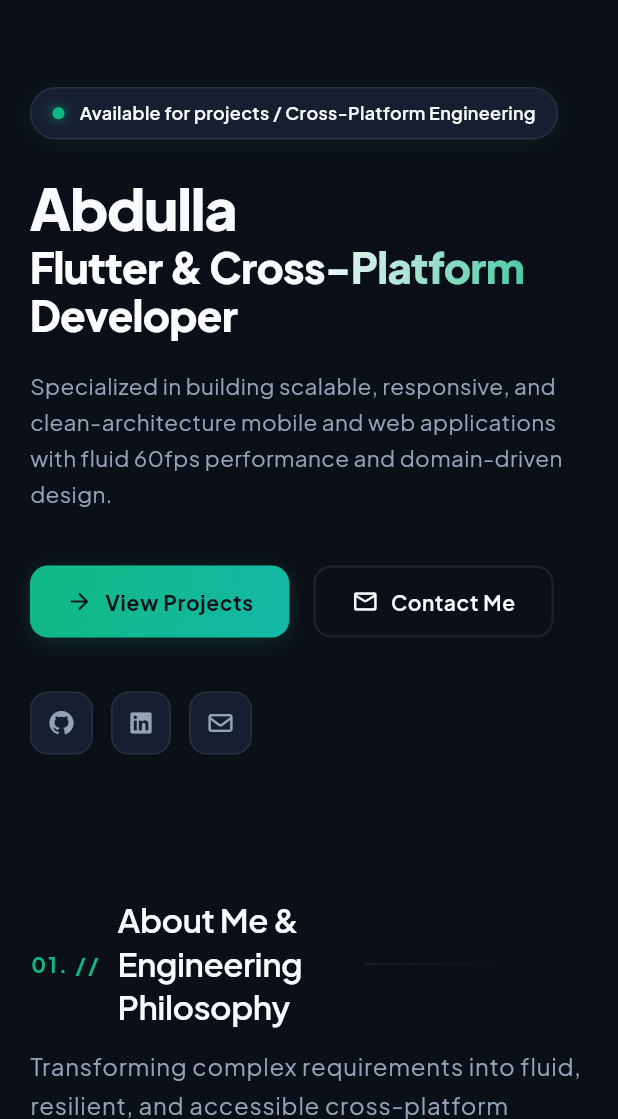
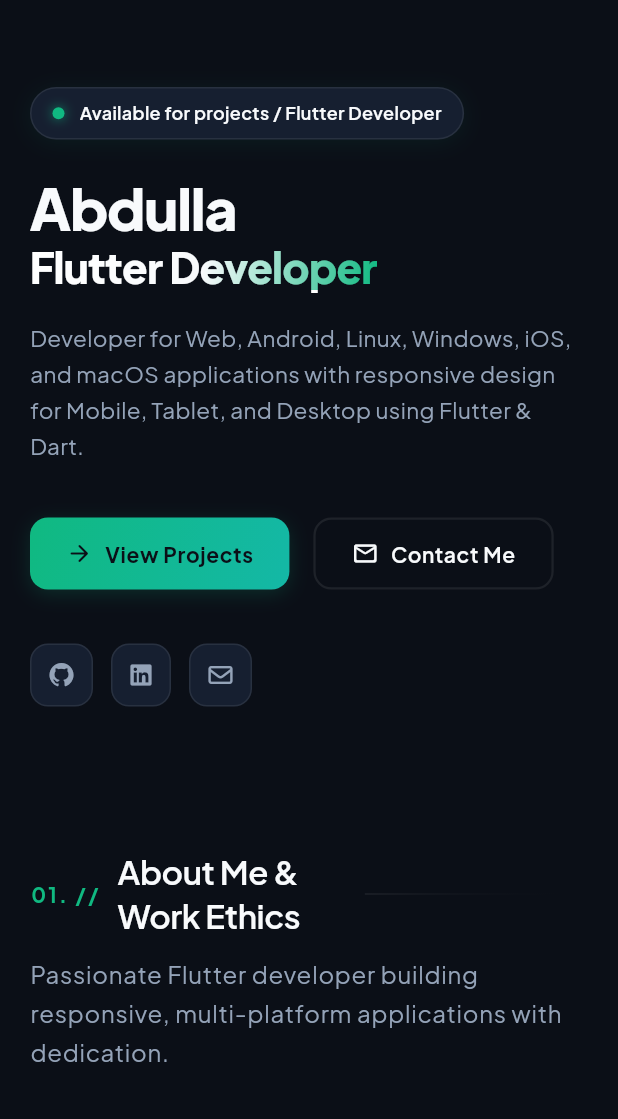
Before and after one commit to abdullac/my_portfolio, a Flutter app: the screen it shows after launch, on a phone screen of 412 x 824 dp, the part 117-1236 px from its top. Run offline on Flutter 3.47's test engine with Material 3 defaults, Android fonts, the phone set to English and light mode, and no system bars; our stand-ins replace font_awesome_flutter, google_fonts.

Commit message:
feat: update portfolio with real profile content, real projects, assets, and responsive layout fix

```diff
--- a/lib/core/constants/app_constants.dart
+++ b/lib/core/constants/app_constants.dart
@@ -2,22 +2,29 @@
 class AppConstants {
   AppConstants._();
 
-  static const String appTitle = 'Portfolio | Senior Flutter Web Architect';
+  static const String appTitle = 'Abdulla | Flutter Developer';
   static const String developerName = 'Abdulla';
-  static const String developerRole = 'Senior Flutter & Full-Stack Web Architect';
+  static const String developerRole = 'Flutter Developer';
+  static const String developerWelcome = 'Yes, Your Own';
   static const String developerTagline =
-      'Engineering mission-critical web & mobile architectures with clean code, 60fps WebAssembly performance, and fluid responsive design.';
+      'Developer for Web, Android, Linux, Windows, iOS, and macOS applications with responsive design for Mobile, Tablet, and Desktop using Flutter & Dart.';
 
-  // External Profiles
-  static const String githubUrl = 'https://github.com';
-  static const String linkedinUrl = 'https://linkedin.com';
-  static const String twitterUrl = 'https://x.com';
-  static const String contactEmail = 'contact@portfolio.dev';
+  // External Profiles & Contact (from abdullac.github.io/#/)
+  static const String githubUrl = 'https://github.com/abdullac';
+  static const String linkedinUrl = 'https://www.linkedin.com/in/abdulla-c-31a89b252';
+  static const String twitterUrl = 'https://github.com/abdullac';
+  static const String contactEmail = 'abdullacforu@gmail.com';
+  static const String location = 'Malappuram, Kerala';
+
+  // Assets
+  static const String photoBig = 'assets/images/MyphotoBig.webp';
+  static const String photoFace = 'assets/images/myPhotoBigFace.webp';
 
   // Navigation Links
   static const String navAbout = 'About';
   static const String navSkills = 'Skills';
   static const String navProjects = 'Projects';
+  static const String navWorkEthics = 'Work Ethics';
   static const String navContact = 'Contact';
 
   static const List<String> navItems = [
--- a/lib/models/project_model.dart
+++ b/lib/models/project_model.dart
@@ -22,55 +22,52 @@
     this.badge,
   });
 
-  /// Curated featured projects demonstrating modern cross-platform engineering.
+  /// Real featured projects created and deployed by Abdulla.
   static const List<ProjectModel> featuredProjects = [
     ProjectModel(
-      id: 'cloud-desk-ide',
-      title: 'CloudDesk Web IDE',
+      id: 'netflipz-netflix-clone',
+      title: 'Netflipz (Netflix Clone)',
       description:
-          'High-throughput web workspace running on Flutter WebAssembly with collaborative multi-user editing, real-time state orchestration, and offline persistence.',
-      technologies: ['Flutter Web', 'Wasm', 'Firebase', 'Clean Architecture'],
-      liveUrl: 'https://flutter.dev',
-      githubUrl: 'https://github.com',
-      imagePath: 'assets/projects/cloud_desk.png',
+          'Responsive Netflix Clone built with Flutter Web and Mobile featuring animated transparent App Bar, 3-tier visibility Bottom Navigation Bar, custom image cards, search views, fast laughs, and coming soon items.',
+      technologies: ['Flutter Web', 'Flutter Mobile', 'BLoC', 'Freezed', 'Dio', 'REST API'],
+      liveUrl: 'https://abdullac.github.io/-NetClpix-NetFlix-Clone-Web-Flutter/',
+      githubUrl: 'https://github.com/abdullac/-NetClpix-NetFlix-Clone-Web-Flutter',
+      imagePath: 'assets/projects/netflipzhome.webp',
       isFeatured: true,
-      badge: 'WebAssembly / Wasm',
+      badge: 'Featured in /#/',
     ),
     ProjectModel(
-      id: 'pulse-stream-fintech',
-      title: 'PulseStream FinTech',
+      id: 'cafe-menu-web-app',
+      title: 'Cafe Menu & Ordering App',
       description:
-          'Real-time financial analytics dashboard displaying 60fps streaming tickers, interactive charting, and responsive glassmorphic interfaces.',
-      technologies: ['Flutter', 'Riverpod', 'REST APIs', 'WebSockets'],
-      liveUrl: 'https://flutter.dev',
-      githubUrl: 'https://github.com',
-      imagePath: 'assets/projects/pulse_stream.png',
+          'Interactive restaurant and cafe menu application built with Flutter Web and Mobile, allowing customers to browse digital menus, categories, and item details with responsive UI.',
+      technologies: ['Flutter Web', 'Dart', 'Responsive UI', 'State Management'],
+      liveUrl: 'https://abdullac.github.io/cafe-menu-flutter-web-app/',
+      githubUrl: 'https://github.com/abdullac/cafe-menu-flutter-web-app',
       isFeatured: true,
-      badge: 'Production Grade',
+      badge: 'Live Web App',
     ),
     ProjectModel(
-      id: 'omni-store-ecommerce',
-      title: 'OmniStore Retail App',
+      id: 'devtube-youtube-app',
+      title: 'DevTube (YouTube Web App)',
       description:
-          'Enterprise retail experience with offline-first database synchronization, fluid page transitions, and cross-platform native iOS & Android parity.',
-      technologies: ['Flutter', 'BLoC', 'Firebase', 'SQLite'],
-      liveUrl: 'https://flutter.dev',
-      githubUrl: 'https://github.com',
-      imagePath: 'assets/projects/omni_store.png',
+          'Video streaming web application inspired by YouTube built with Flutter Web, featuring responsive layout, video card grids, and channel navigation.',
+      technologies: ['Flutter Web', 'Dart', 'Video Integration', 'Responsive UI'],
+      liveUrl: 'https://abdullac.github.io/devtube-flutter-web-app/',
+      githubUrl: 'https://github.com/abdullac/devtube-flutter-web-app',
       isFeatured: true,
-      badge: 'Mobile Parity',
+      badge: 'Live Web App',
     ),
     ProjectModel(
-      id: 'dev-pulse-monitor',
-      title: 'DevPulse CI/CD Monitor',
+      id: 'customer-feedback-system',
+      title: 'Customer Feedback System',
       description:
-          'Minimalist desktop and web dashboard monitoring GitHub Actions, container health, and Linux server performance metrics in real time.',
-      technologies: ['Flutter', 'Riverpod', 'Git/GitHub', 'Linux OS'],
-      liveUrl: 'https://flutter.dev',
-      githubUrl: 'https://github.com',
-      imagePath: 'assets/projects/dev_pulse.png',
+          'Cross-platform feedback collection application developed with Flutter for capturing customer ratings, reviews, and satisfaction metrics seamlessly.',
+      technologies: ['Flutter Web', 'Dart', 'Google Sheets API', 'Form Validation'],
+      liveUrl: 'https://abdullac.github.io/costomer-feedback-system/',
+      githubUrl: 'https://github.com/abdullac/costomer-feedback-system',
       isFeatured: true,
-      badge: 'Linux Workflow',
+      badge: 'Live Web App',
     ),
   ];
 }
--- a/lib/sections/about_section.dart
+++ b/lib/sections/about_section.dart
@@ -19,17 +19,17 @@
     return SectionContainer(
       sectionKey: sectionKey,
       sectionNumber: '01. //',
-      title: 'About Me & Engineering Philosophy',
+      title: 'About Me & Work Ethics',
       subtitle:
-          'Transforming complex requirements into fluid, resilient, and accessible cross-platform software.',
+          'Passionate Flutter developer building responsive, multi-platform applications with dedication.',
       child: Column(
         crossAxisAlignment: CrossAxisAlignment.start,
         children: [
-          // 1. Introduction Card (Background, Linux workflows & UI engineering)
-          _buildIntroductionCard(context, isMobile: isMobile),
+          // 1. Introduction Card with Real Photo & Authentic Story
+          _buildIntroductionCard(context, isMobile: isMobile, isDesktop: isDesktop),
           const SizedBox(height: 36),
 
-          // 2. Section Sub-heading for Core Principles
+          // 2. Section Sub-heading for Work Ethics
           Row(
             children: [
               Container(
@@ -43,7 +43,7 @@
               const SizedBox(width: 10),
               Flexible(
                 child: Text(
-                  'Core Engineering Principles',
+                  'My Work Ethics',
                   style: AppTypography.h4.copyWith(
                     fontWeight: FontWeight.w700,
                     fontSize: isMobile ? 18 : 20,
@@ -54,15 +54,19 @@
           ),
           const SizedBox(height: 20),
 
-          // 3. Responsive Value Cards Grid
-          _buildPrinciplesGrid(context, isDesktop: isDesktop, isMobile: isMobile),
+          // 3. Responsive Work Ethics Cards Grid
+          _buildWorkEthicsGrid(context, isDesktop: isDesktop, isMobile: isMobile),
         ],
       ),
     );
   }
 
-  /// Introduction card detailing cross-platform development, Linux, and UI engineering
-  Widget _buildIntroductionCard(BuildContext context, {required bool isMobile}) {
+  /// Introduction card with Abdulla's real photo and authentic bio
+  Widget _buildIntroductionCard(
+    BuildContext context, {
+    required bool isMobile,
+    required bool isDesktop,
+  }) {
     return Container(
       width: double.infinity,
       padding: EdgeInsets.all(isMobile ? 22 : 32),
@@ -78,32 +82,83 @@
           ),
         ],
       ),
-      child: Column(
+      child: isDesktop
+          ? Row(
+              crossAxisAlignment: CrossAxisAlignment.start,
+              children: [
+                _buildProfilePhoto(),
+                const SizedBox(width: 32),
+                Expanded(child: _buildIntroDetails(isMobile: false)),
+              ],
+            )
+          : Column(
+              crossAxisAlignment: CrossAxisAlignment.start,
+              children: [
+                Center(child: _buildProfilePhoto(isMobile: true)),
+                const SizedBox(height: 24),
+                _buildIntroDetails(isMobile: isMobile),
+              ],
+            ),
+    );
+  }
+
+  Widget _buildProfilePhoto({bool isMobile = false}) {
+    return Container(
+      width: isMobile ? 140 : 180,
+      height: isMobile ? 180 : 230,
+      decoration: BoxDecoration(
+        borderRadius: BorderRadius.circular(18),
+        border: Border.all(color: AppColors.cardBorder, width: 1.5),
+        boxShadow: [
+          BoxShadow(
+            color: AppColors.primary.withAlpha(30),
+            blurRadius: 20,
+            offset: const Offset(0, 8),
+          ),
+        ],
+      ),
+      child: ClipRRect(
+        borderRadius: BorderRadius.circular(16),
+        child: Image.asset(
+          'assets/images/MyphotoBig.webp',
+          fit: BoxFit.cover,
+          errorBuilder: (context, error, stackTrace) => Container(
+            color: AppColors.surfaceElevated,
+            child: const Center(
+              child: Icon(Icons.person_rounded, size: 48, color: AppColors.primary),
+            ),
+          ),
+        ),
+      ),
+    );
+  }
+
+  Widget _buildIntroDetails({required bool isMobile}) {
+    return Column(
       crossAxisAlignment: CrossAxisAlignment.start,
       children: [
         Row(
-            crossAxisAlignment: CrossAxisAlignment.center,
           children: [
             Container(
-                padding: const EdgeInsets.all(10),
+              padding: const EdgeInsets.all(8),
               decoration: BoxDecoration(
                 color: AppColors.surfaceElevated,
-                  borderRadius: BorderRadius.circular(12),
+                borderRadius: BorderRadius.circular(10),
                 border: Border.all(color: AppColors.cardBorder),
               ),
               child: const Icon(
-                  Icons.terminal_rounded,
+                Icons.flutter_dash,
                 color: AppColors.primary,
-                  size: 22,
+                size: 20,
               ),
             ),
-              const SizedBox(width: 14),
+            const SizedBox(width: 12),
             Expanded(
               child: Column(
                 crossAxisAlignment: CrossAxisAlignment.start,
                 children: [
                   Text(
-                      'Cross-Platform & UI Engineer',
+                    'Abdulla — Flutter Developer',
                     style: AppTypography.subtitle.copyWith(
                       fontWeight: FontWeight.w700,
                       color: AppColors.textPrimary,
@@ -111,82 +166,98 @@
                   ),
                   const SizedBox(height: 2),
                   Text(
-                      'Focused on architecture, performance, and developer experience',
-                      style: AppTypography.bodySmall,
+                    'Malappuram, Kerala',
+                    style: AppTypography.bodySmall.copyWith(
+                      color: AppColors.textMuted,
+                    ),
                   ),
                 ],
               ),
             ),
           ],
         ),
-          const SizedBox(height: 20),
+        const SizedBox(height: 18),
         Text(
-            'With a strong background in cross-platform development, I architect and build enterprise-ready applications using Flutter across Web, Mobile, and Desktop platforms from a unified codebase.',
+          'One day, I was using an application on a computer and realized that this is the result of people working to create solutions. I was inspired to build software that runs seamlessly on computers and devices.',
           style: AppTypography.bodyLarge.copyWith(
             height: 1.65,
             fontSize: isMobile ? 14 : 16,
           ),
         ),
-          const SizedBox(height: 14),
+        const SizedBox(height: 12),
         Text(
-            'A passionate advocate of Linux workflows and terminal-driven developer environments, I emphasize deterministic tooling, modular monorepos, automated CI/CD pipelines, and pixel-perfect design system execution.',
+          'Today, I develop cross-platform applications for Web, Android, Linux, Windows, iOS, and macOS using Flutter and Dart. I have built multiple responsive applications tailored for Mobile, Tablet, and Desktop screens, continually learning new technologies to build practical, user-centric software.',
           style: AppTypography.bodyLarge.copyWith(
             height: 1.65,
             fontSize: isMobile ? 14 : 16,
           ),
         ),
-          const SizedBox(height: 24),
+        const SizedBox(height: 22),
 
         // Technical Workflow Chips
         Wrap(
           spacing: 10,
           runSpacing: 10,
           children: const [
-              _WorkflowChip(label: 'Linux & Bash Workflows', icon: Icons.laptop_chromebook_rounded),
-              _WorkflowChip(label: 'Dart & Flutter Ecosystem', icon: Icons.flutter_dash),
-              _WorkflowChip(label: 'Design Systems & UX', icon: Icons.palette_outlined),
-              _WorkflowChip(label: 'Automated CI/CD', icon: Icons.alt_route_rounded),
+            _WorkflowChip(label: 'Web & Mobile', icon: Icons.devices_rounded),
+            _WorkflowChip(label: 'Android, Linux, Windows, iOS, Mac', icon: Icons.laptop_chromebook_rounded),
+            _WorkflowChip(label: 'Flutter & Dart Ecosystem', icon: Icons.flutter_dash),
+            _WorkflowChip(label: 'BLoC & Freezed', icon: Icons.layers_outlined),
           ],
         ),
       ],
-      ),
     );
   }
 
-  /// Responsive Value Cards Grid: Multi-column on desktop, single column on mobile
-  Widget _buildPrinciplesGrid(
+  /// Responsive Work Ethics Grid: 3 columns on desktop, 2 on tablet, 1 on mobile
+  Widget _buildWorkEthicsGrid(
     BuildContext context, {
     required bool isDesktop,
     required bool isMobile,
   }) {
-    final principles = const [
+    final ethics = const [
       (
-        icon: Icons.layers_rounded,
-        title: 'Clean Architecture',
-        tag: 'Maintainability',
-        description:
-            'Strict separation across presentation, domain, and data layers to ensure codebases remain thoroughly testable, modular, and resilient to third-party framework churn.',
+        icon: Icons.verified_rounded,
+        title: 'Aim for Perfection',
+        tag: 'Quality',
+        description: 'Aim to make every work complete with perfection and clean execution.',
       ),
       (
-        icon: Icons.account_tree_rounded,
-        title: 'State Management & Scalability',
-        tag: 'Scalability',
-        description:
-            'Predictable, reactive unidirectional data flows utilizing BLoC and Riverpod. Engineered to handle high-frequency streams, deep caching, and multi-tier user sessions.',
+        icon: Icons.timelapse_rounded,
+        title: 'High Responsibility',
+        tag: 'Commitment',
+        description: 'Working longer hours with high responsibility and attention to detail.',
       ),
       (
-        icon: Icons.speed_rounded,
-        title: 'Performance & Responsive UI',
-        tag: 'Performance',
-        description:
-            'Zero-jank 60fps rendering, tight frame budgets, WebAssembly compilation on the web, and responsive layouts that gracefully scale from compact mobile screens to ultra-wide displays.',
+        icon: Icons.sentiment_satisfied_alt_rounded,
+        title: 'Friendly Attitude',
+        tag: 'Teamwork',
+        description: 'Friendly, humble, and positive attitude towards everyone and team members.',
+      ),
+      (
+        icon: Icons.lightbulb_rounded,
+        title: 'Positive Mindset',
+        tag: 'Mindset',
+        description: 'Tackling complex development tasks and problems with a positive attitude.',
+      ),
+      (
+        icon: Icons.shield_rounded,
+        title: 'Resilient Under Pressure',
+        tag: 'Resilience',
+        description: 'Ready to work calmly under pressure and meet project milestones.',
+      ),
+      (
+        icon: Icons.auto_stories_rounded,
+        title: 'Continuous Learning',
+        tag: 'Growth',
+        description: 'Always learning new things, technologies, and incorporating them into projects.',
       ),
     ];
 
-    if (!isDesktop) {
+    if (isMobile) {
       return Column(
         children: [
-          for (final item in principles) ...[
+          for (final item in ethics) ...[
             _ValueCard(
               icon: item.icon,
               title: item.title,
@@ -199,21 +270,30 @@
       );
     }
 
-    return Row(
-      crossAxisAlignment: CrossAxisAlignment.start,
-      children: [
-        for (int i = 0; i < principles.length; i++) ...[
-          Expanded(
-            child: _ValueCard(
-              icon: principles[i].icon,
-              title: principles[i].title,
-              tag: principles[i].tag,
-              description: principles[i].description,
+    return LayoutBuilder(
+      builder: (context, constraints) {
+        final crossAxisCount = isDesktop ? 3 : 2;
+        return GridView.builder(
+          shrinkWrap: true,
+          physics: const NeverScrollableScrollPhysics(),
+          gridDelegate: SliverGridDelegateWithFixedCrossAxisCount(
+            crossAxisCount: crossAxisCount,
+            crossAxisSpacing: 16,
+            mainAxisSpacing: 16,
+            mainAxisExtent: 230,
           ),
-          ),
-          if (i < principles.length - 1) const SizedBox(width: 16),
-        ],
-      ],
+          itemCount: ethics.length,
+          itemBuilder: (context, index) {
+            final item = ethics[index];
+            return _ValueCard(
+              icon: item.icon,
+              title: item.title,
+              tag: item.tag,
+              description: item.description,
+            );
+          },
+        );
+      },
     );
   }
 }
@@ -249,7 +329,7 @@
         transform: _isHovered
             ? Matrix4.translationValues(0.0, -4.0, 0.0)
             : Matrix4.identity(),
-        padding: const EdgeInsets.all(24),
+        padding: const EdgeInsets.all(22),
         decoration: BoxDecoration(
           color: AppColors.card,
           borderRadius: BorderRadius.circular(16),
@@ -321,21 +401,25 @@
                 ),
               ],
             ),
-            const SizedBox(height: 18),
+            const SizedBox(height: 16),
             Text(
               widget.title,
               style: AppTypography.subtitleSmall.copyWith(
                 fontWeight: FontWeight.w700,
                 color: _isHovered ? AppColors.primary : AppColors.textPrimary,
               ),
+              maxLines: 1,
+              overflow: TextOverflow.ellipsis,
             ),
-            const SizedBox(height: 10),
+            const SizedBox(height: 8),
             Text(
               widget.description,
               style: AppTypography.bodyMedium.copyWith(
-                height: 1.55,
+                height: 1.5,
                 color: AppColors.textSecondary,
               ),
+              maxLines: 4,
+              overflow: TextOverflow.ellipsis,
             ),
           ],
         ),
--- a/lib/sections/hero_section.dart
+++ b/lib/sections/hero_section.dart
@@ -74,7 +74,7 @@
         ConstrainedBox(
           constraints: const BoxConstraints(maxWidth: 600),
           child: Text(
-            'Specialized in building scalable, responsive, and clean-architecture mobile and web applications with fluid 60fps performance and domain-driven design.',
+            AppConstants.developerTagline,
             style: isMobile
                 ? AppTypography.bodyLarge.copyWith(fontSize: 15)
                 : AppTypography.subtitle,
@@ -110,7 +110,7 @@
     );
   }
 
-  /// Status Badge: "🟢 Available for projects / Cross-Platform Engineering"
+  /// Status Badge: "🟢 Available for projects / Flutter Developer"
   Widget _buildStatusBadge() {
     return Container(
       padding: const EdgeInsets.symmetric(horizontal: 14, vertical: 8),
@@ -149,7 +149,7 @@
           const SizedBox(width: 10),
           Flexible(
             child: Text(
-              'Available for projects / Cross-Platform Engineering',
+              'Available for projects / Flutter Developer',
               style: AppTypography.bodySmall.copyWith(
                 color: AppColors.textPrimary,
                 fontWeight: FontWeight.w600,
@@ -162,7 +162,7 @@
     );
   }
 
-  /// Punchy Main Headline: "Abdulla — Flutter & Cross-Platform Developer"
+  /// Punchy Main Headline: "Abdulla — Flutter Developer"
   Widget _buildHeadline(BuildContext context, {required bool isMobile}) {
     return Text.rich(
       TextSpan(
@@ -180,7 +180,7 @@
               shaderCallback: (bounds) =>
                   AppColors.heroTextGradient.createShader(bounds),
               child: Text(
-                'Flutter & Cross-Platform Developer',
+                'Flutter Developer',
                 style: (isMobile ? AppTypography.h3 : AppTypography.h1).copyWith(
                   color: Colors.white,
                   fontWeight: FontWeight.w800,
@@ -299,11 +299,11 @@
             child: Column(
               crossAxisAlignment: CrossAxisAlignment.start,
               children: [
-                _buildCodeLine('class', ' DeveloperProfile {', isKeyword: true),
+                _buildCodeLine('class', ' FlutterDeveloper {', isKeyword: true),
                 _buildCodeLine('  final', ' name = \'Abdulla\';', isKeyword: true),
-                _buildCodeLine('  final', ' focus = [\'Flutter\', \'Cross-Platform\'];', isKeyword: true),
-                _buildCodeLine('  final', ' pattern = \'Clean Architecture\';', isKeyword: true),
-                _buildCodeLine('  final', ' target = \'60 FPS Web & Mobile\';', isKeyword: true),
+                _buildCodeLine('  final', ' role = \'Flutter Developer\';', isKeyword: true),
+                _buildCodeLine('  final', ' apps = [\'Web\', \'Android\', \'iOS\', \'Desktop\'];', isKeyword: true),
+                _buildCodeLine('  final', ' skills = [\'Flutter\', \'BLoC\', \'Freezed\', \'Dio\'];', isKeyword: true),
                 _buildCodeLine('}', '', isKeyword: true),
               ],
             ),
@@ -315,9 +315,9 @@
             spacing: 8,
             runSpacing: 8,
             children: const [
-              _FeatureBadge(label: 'Clean Arch', icon: Icons.layers_outlined),
-              _FeatureBadge(label: 'Wasm Ready', icon: Icons.speed_rounded),
-              _FeatureBadge(label: 'Responsive', icon: Icons.devices_rounded),
+              _FeatureBadge(label: 'Flutter & Dart', icon: Icons.flutter_dash),
+              _FeatureBadge(label: 'BLoC & Freezed', icon: Icons.layers_outlined),
+              _FeatureBadge(label: 'Responsive UI', icon: Icons.devices_rounded),
             ],
           ),
         ],
--- a/lib/sections/projects_section.dart
+++ b/lib/sections/projects_section.dart
@@ -18,9 +18,9 @@
     return SectionContainer(
       sectionKey: sectionKey,
       sectionNumber: '03. //',
-      title: 'Featured Projects & Architecture',
+      title: 'Featured Projects & My Works',
       subtitle:
-          'Mission-critical applications engineered with Flutter, clean architecture, and modern state orchestration.',
+          'Real-world applications built and deployed with Flutter across Web and Mobile platforms.',
       child: isDesktop
           ? GridView.builder(
               shrinkWrap: true,
--- a/lib/widgets/footer.dart
+++ b/lib/widgets/footer.dart
@@ -74,7 +74,7 @@
 
               // Clean Copyright Line
               Text(
-                '© ${DateTime.now().year} ${AppConstants.developerName}. All rights reserved.',
+                'Created by ${AppConstants.developerName} • All rights reserved',
                 style: AppTypography.bodySmall.copyWith(
                   color: AppColors.textMuted,
                   fontSize: 12,
```
Also changed, not shown: lib/models/skill_model.dart (+22 -17 lines), lib/sections/contact_section.dart (+8 -8 lines), lib/widgets/project_card.dart (+73 -55 lines), pubspec.yaml (+3 -4 lines), assets/images/MyphotoBig.webp (added), assets/images/myPhotoBigFace.webp (added), assets/projects/Netflipz.png (added), assets/projects/netflipsdownloads.webp (added), assets/projects/netflipzcomingsoon.webp (added), assets/projects/netflipzhome.webp (added), assets/projects/netflipzsearchresults.webp (added), 1 other file. Lines whose indentation alone changed are shown as unchanged.
